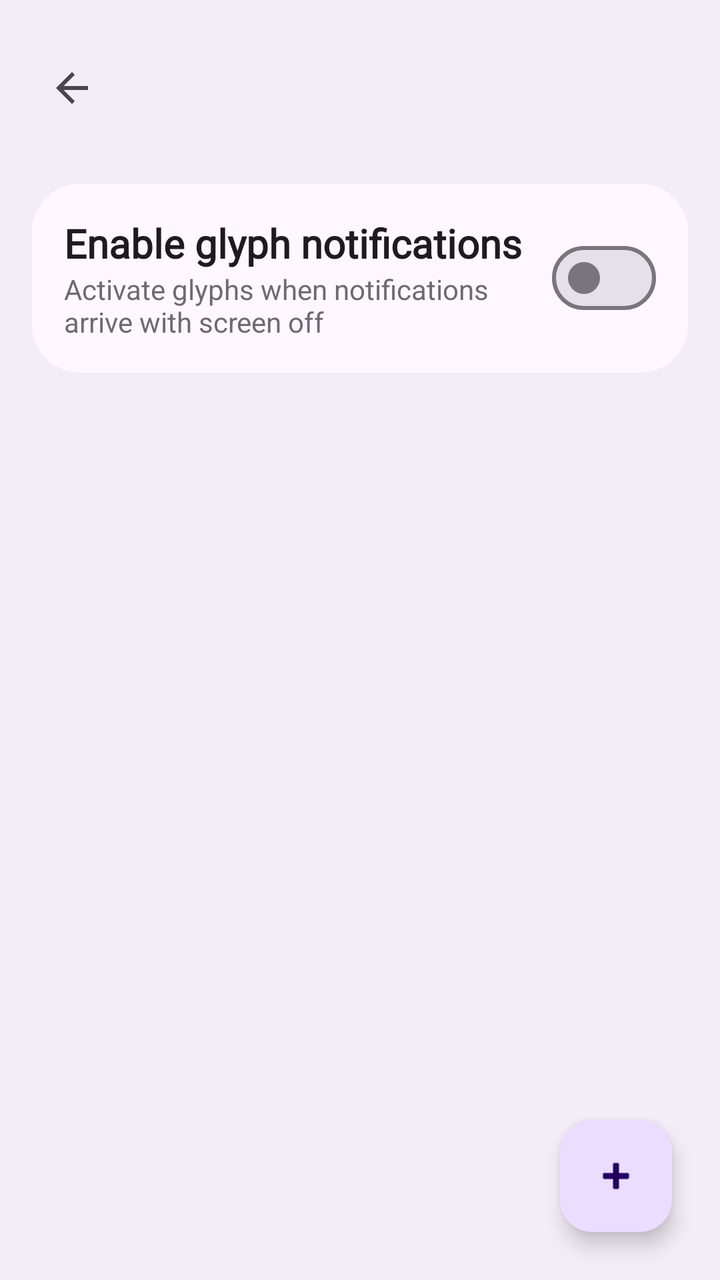
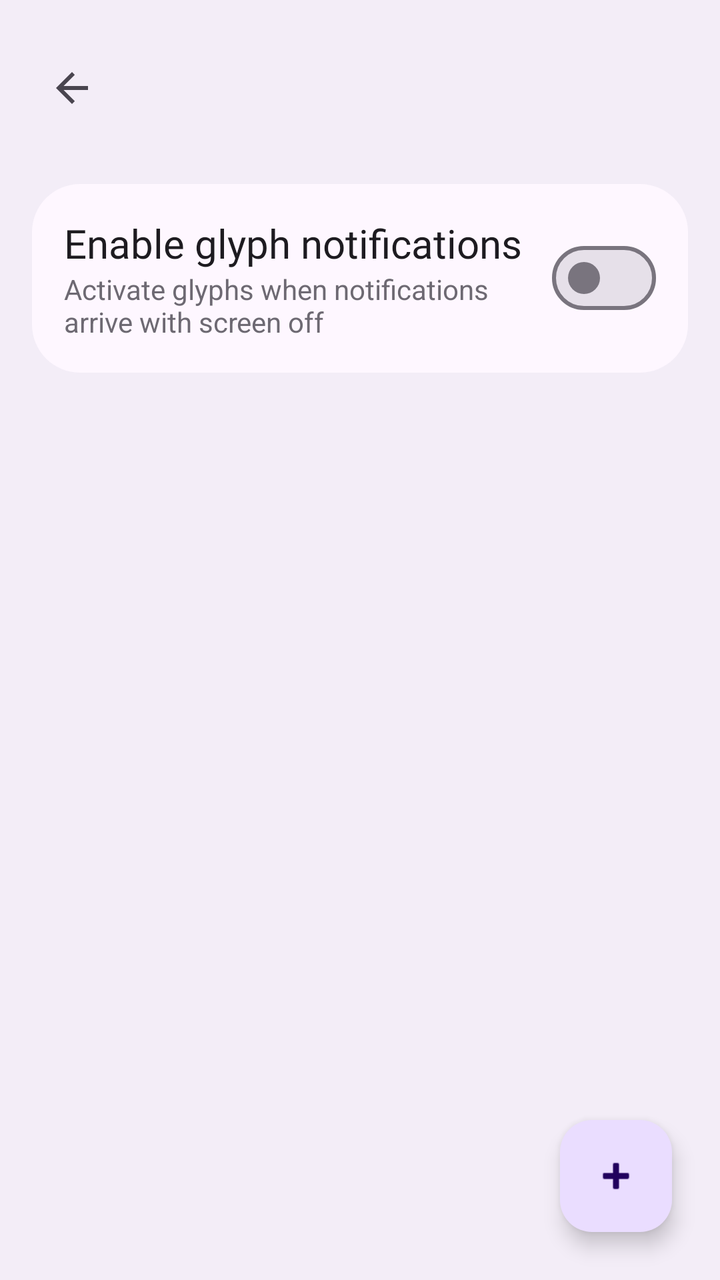

An Android layout rendered at two revisions. The XML below is the earlier revision; the diff shows what the commit changed to produce the second picture.
<!-- AndroidManifest.xml: application theme Theme.NothingXpert -->
<!-- res/layout/activity_glyph_notif_settings.xml -->
<?xml version="1.0" encoding="utf-8"?>
<LinearLayout xmlns:android="http://schemas.android.com/apk/res/android"
    xmlns:app="http://schemas.android.com/apk/res-auto"
    android:layout_width="match_parent"
    android:layout_height="match_parent"
    android:orientation="vertical"
    android:background="?attr/colorSurfaceContainer">

    <com.google.android.material.appbar.AppBarLayout
        android:id="@+id/appbar"
        android:layout_width="match_parent"
        android:layout_height="wrap_content"
        android:background="?attr/colorSurfaceContainer"
        app:elevation="0dp">

        <com.google.android.material.appbar.MaterialToolbar
            android:id="@+id/toolbar"
            android:layout_width="match_parent"
            android:layout_height="wrap_content"
            android:paddingHorizontal="8dp"
            android:paddingVertical="12dp"
            app:contentInsetStartWithNavigation="0dp"
            app:navigationIcon="?attr/homeAsUpIndicator" />

    </com.google.android.material.appbar.AppBarLayout>

    <ScrollView
        android:layout_width="match_parent"
        android:layout_height="0dp"
        android:layout_weight="1"
        android:fillViewport="true">

        <LinearLayout
            android:layout_width="match_parent"
            android:layout_height="wrap_content"
            android:orientation="vertical"
            android:paddingHorizontal="@dimen/ui_container_margin_side"
            android:paddingTop="12dp"
            android:paddingBottom="24dp">

            
            <LinearLayout
                android:id="@+id/notif_access_banner"
                android:layout_width="match_parent"
                android:layout_height="wrap_content"
                android:orientation="vertical"
                android:background="@drawable/container_single"
                android:padding="20dp"
                android:layout_marginBottom="16dp"
                android:visibility="gone">

                <TextView
                    android:layout_width="match_parent"
                    android:layout_height="wrap_content"
                    android:text="@string/glyph_notif_access_title"
                    android:textColor="?attr/colorError"
                    android:textSize="16sp"
                    android:fontFamily="@font/ndot57"
                    android:textStyle="bold" />

                <TextView
                    android:layout_width="match_parent"
                    android:layout_height="wrap_content"
                    android:layout_marginTop="4dp"
                    android:text="@string/glyph_notif_access_summary"
                    android:textColor="?attr/colorOnSurfaceVariant"
                    android:textSize="13sp" />

                <com.google.android.material.button.MaterialButton
                    android:id="@+id/btn_open_notif_settings"
                    android:layout_width="wrap_content"
                    android:layout_height="wrap_content"
                    android:layout_marginTop="12dp"
                    android:text="@string/glyph_notif_access_button"
                    style="@style/Widget.Material3.Button.TonalButton" />

            </LinearLayout>

            
            <LinearLayout
                android:id="@+id/card_master_toggle"
                android:layout_width="match_parent"
                android:layout_height="wrap_content"
                android:orientation="horizontal"
                android:gravity="center_vertical"
                android:minHeight="72dp"
                android:background="@drawable/container_single"
                android:paddingStart="?android:attr/listPreferredItemPaddingStart"
                android:paddingEnd="?android:attr/listPreferredItemPaddingEnd"
                android:layout_marginBottom="16dp"
                android:clickable="true"
                android:focusable="true">

                <LinearLayout
                    android:layout_width="0dp"
                    android:layout_height="wrap_content"
                    android:layout_weight="1"
                    android:orientation="vertical"
                    android:paddingVertical="16dp">

                    <TextView
                        android:layout_width="wrap_content"
                        android:layout_height="wrap_content"
                        android:text="@string/glyph_notif_enable"
                        android:textColor="?attr/colorOnSurface"
                        android:textSize="20sp"
                        android:textStyle="bold"
                        android:fontFamily="@font/ndot57" />

                    <TextView
                        android:layout_width="wrap_content"
                        android:layout_height="wrap_content"
                        android:text="@string/glyph_notif_enable_summary"
                        android:textColor="?attr/colorOnSurfaceVariant"
                        android:textSize="14sp"
                        android:alpha="0.8" />
                </LinearLayout>

                <com.google.android.material.materialswitch.MaterialSwitch
                    android:id="@+id/switch_master"
                    android:layout_width="wrap_content"
                    android:layout_height="wrap_content" />

            </LinearLayout>

            
            <TextView
                android:id="@+id/empty_state"
                android:layout_width="match_parent"
                android:layout_height="wrap_content"
                android:text="@string/glyph_notif_no_mappings"
                android:textColor="?attr/colorOnSurfaceVariant"
                android:textSize="14sp"
                android:gravity="center"
                android:padding="32dp"
                android:visibility="gone" />

            
            <androidx.recyclerview.widget.RecyclerView
                android:id="@+id/recycler_mappings"
                android:layout_width="match_parent"
                android:layout_height="wrap_content"
                android:nestedScrollingEnabled="false" />

        </LinearLayout>
    </ScrollView>

    
    <com.google.android.material.floatingactionbutton.FloatingActionButton
        android:id="@+id/fab_add"
        android:layout_width="wrap_content"
        android:layout_height="wrap_content"
        android:layout_gravity="bottom|end"
        android:layout_margin="24dp"
        android:src="@android:drawable/ic_input_add"
        android:contentDescription="@string/glyph_notif_add_app"
        app:tint="?attr/colorOnPrimaryContainer"
        app:backgroundTint="?attr/colorPrimaryContainer" />

</LinearLayout>
<!-- resources referenced by this layout -->
<resources>
  <dimen name="ui_container_margin_side">16dp</dimen>
  <!-- drawable container_single (drawable) -->
  <?xml version="1.0" encoding="utf-8"?>
  <ripple xmlns:android="http://schemas.android.com/apk/res/android"
  	android:color="?attr/colorControlHighlight">
  	<item>
  		<shape android:shape="rectangle">
  			<solid android:color="?attr/colorSurfaceBright" />
  			<corners android:radius="@dimen/ui_container_radius" />
  		</shape>
  	</item>
  </ripple>
  <string name="glyph_notif_access_button">Open Settings</string>
  <string name="glyph_notif_access_summary">Grant notification access to detect incoming notifications</string>
  <string name="glyph_notif_access_title">Notification access required</string>
  <string name="glyph_notif_add_app">Add app</string>
  <string name="glyph_notif_enable">Enable glyph notifications</string>
  <string name="glyph_notif_enable_summary">Activate glyphs when notifications arrive with screen off</string>
  <string name="glyph_notif_no_mappings">No apps configured yet.\nTap + to add an app.</string>
  <dimen name="ui_container_radius">24dp</dimen>
  <style name="MaterialComponents.MaterialAlertDialog" parent="ThemeOverlay.Material3.MaterialAlertDialog">
          <item name="android:background">?attr/colorSurfaceContainer</item>
          <item name="android:dialogCornerRadius">@dimen/ui_container_radius</item>
          <item name="materialAlertDialogTitleTextStyle">@style/MaterialAlertDialog.Title.Text</item>
          <item name="materialAlertDialogBodyTextStyle">@style/MaterialAlertDialog.Body.Text</item>
          <item name="buttonBarPositiveButtonStyle">@style/MaterialAlertDialog.Button.Text</item>
          <item name="buttonBarNegativeButtonStyle">@style/MaterialAlertDialog.Button.Text</item>
          <item name="android:backgroundDimAmount">0.6</item>
      </style>
  <style name="TextAppearance.App.ListItem.Title" parent="TextAppearance.AppCompat.Subhead">
          <item name="android:textSize">19sp</item>
      </style>
  <style name="MaterialAlertDialog.Title.Text" parent="MaterialAlertDialog.MaterialComponents.Title.Text">
          <item name="android:background">?attr/colorSurfaceContainer</item>
          <item name="android:textSize">20sp</item>
          <item name="android:fontFamily">sans-serif-medium</item>
      </style>
  <style name="MaterialAlertDialog.Body.Text" parent="MaterialAlertDialog.MaterialComponents.Body.Text">
          <item name="android:background">?attr/colorSurfaceContainer</item>
          <item name="android:textSize">14sp</item>
          <item name="android:fontFamily">sans-serif</item>
      </style>
  <style name="MaterialAlertDialog.Button.Text" parent="Widget.Material3.Button.TextButton.Dialog">
          <item name="android:backgroundTint">?attr/colorSurfaceContainer</item>
          <item name="android:foreground">?attr/selectableItemBackground</item>
          <item name="android:textSize">16sp</item>
          <item name="android:fontFamily">sans-serif-medium</item>
      </style>
  <!-- unchanged entries left out for length: 1 -->
</resources>

<!-- the commit's change to res/layout/activity_glyph_notif_settings.xml (unified diff, before → after) -->
@@ -55,8 +55,7 @@
                     android:text="@string/glyph_notif_access_title"
                     android:textColor="?attr/colorError"
                     android:textSize="16sp"
-                    android:fontFamily="@font/ndot57"
-                    android:textStyle="bold" />
+                    android:fontFamily="@font/ndot57" />
 
                 <TextView
                     android:layout_width="match_parent"
@@ -104,7 +103,6 @@
                         android:text="@string/glyph_notif_enable"
                         android:textColor="?attr/colorOnSurface"
                         android:textSize="20sp"
-                        android:textStyle="bold"
                         android:fontFamily="@font/ndot57" />
 
                     <TextView
